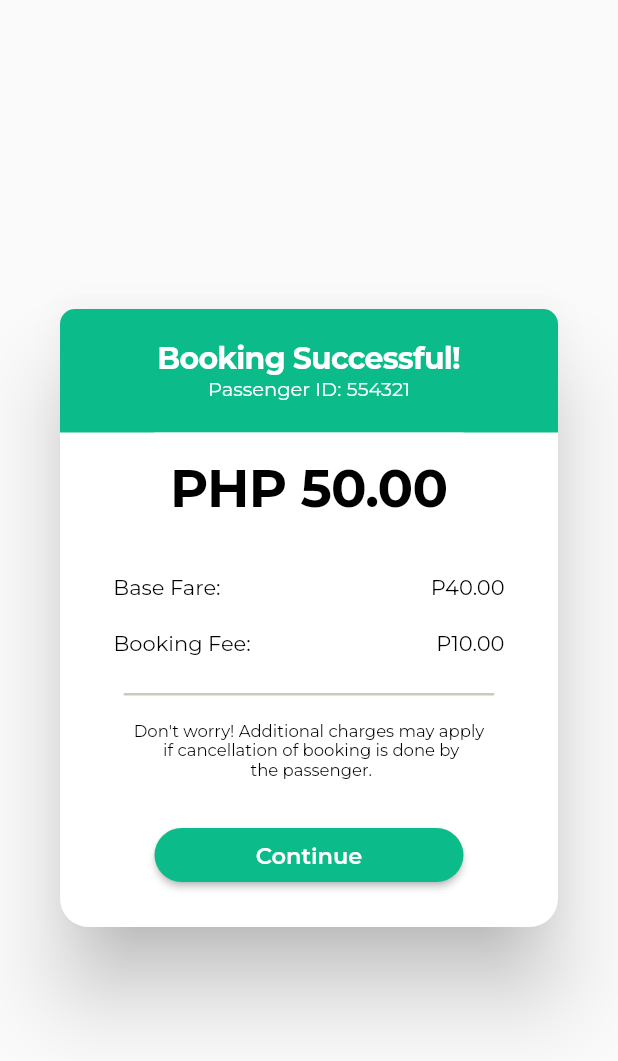
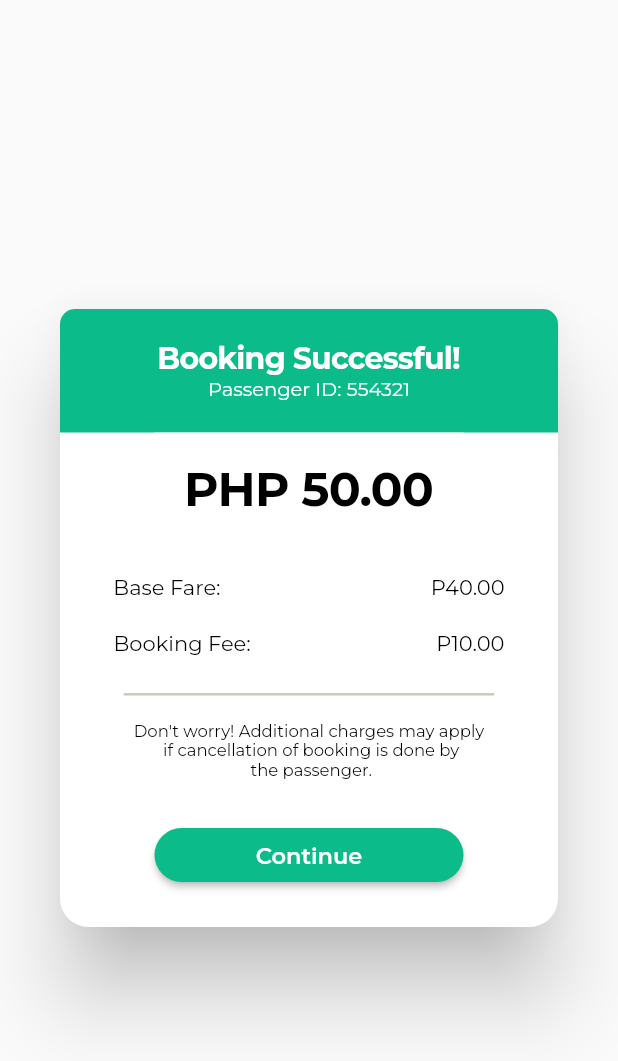
Before and after one commit to kryzlerahne/E-Hatid-Passenger-App, a Flutter app: the BookingSuccessDialog widget shown alone on an empty page, opened directly, on a phone screen of 412 x 824 dp. Shown: the top 1061 px of the screen. Run offline on Flutter 3.47's test engine with Material 2 defaults, Android fonts, the light colour scheme and no system bars; our stand-ins replace animate_do, cloud_firestore, curved_navigation_bar, email_validator, firebase_auth, firebase_core and 11 more; missing offline and left inert: flutter_polyline_points; accounts and stored records are empty; network calls fail.

Commit message:
Update Passenger Map

```diff
--- a/lib/accept_decline.dart
+++ b/lib/accept_decline.dart
@@ -355,7 +355,7 @@ class BookingSuccessDialog extends StatelessWidget {
                       style: TextStyle(
                         fontFamily: 'Montserrat',
                         color: Colors.black,
-                        fontSize: 35,
+                        fontSize: 23.sp,
                         letterSpacing: -0.5,
                         fontWeight: FontWeight.bold,
                       ),
--- a/lib/cancellation.dart
+++ b/lib/cancellation.dart
@@ -191,7 +191,7 @@ class cancelDialog extends StatelessWidget {
                              style: TextStyle(
                                fontFamily: 'Montserrat',
                                color: Colors.black,
-                               fontSize: 17,
+                               fontSize: 15.sp,
                                fontWeight: FontWeight.w500,
                              ),
                            ),
```
Also changed, not shown: lib/map_page.dart (+7 -4 lines), pubspec.lock.
